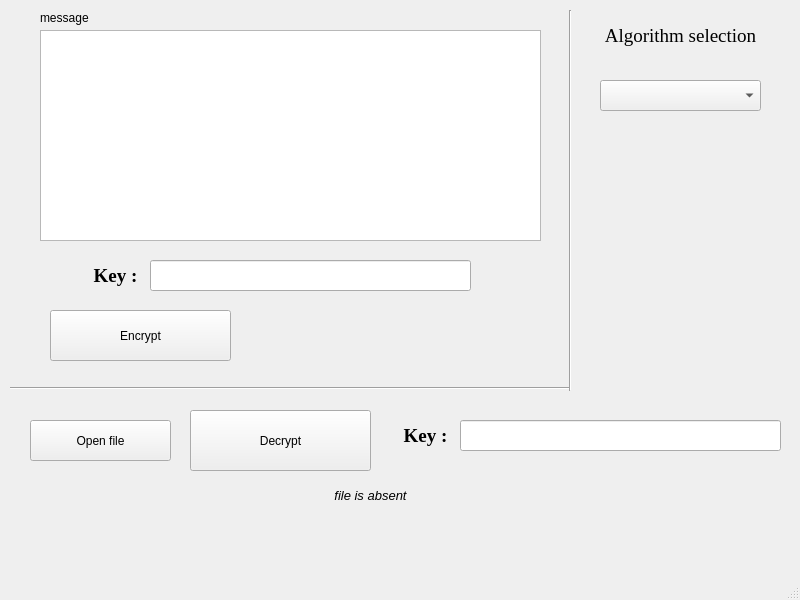
Before: the Qt Designer form mainwindow.ui in Phartoviy/Encryption-machine, drawn with Qt 5.
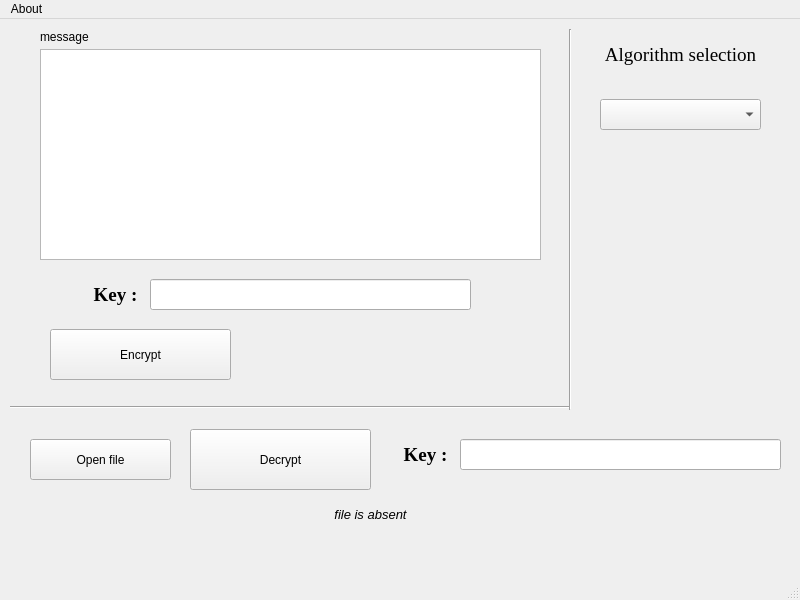
After: the same form once the commit is applied.

```diff
--- a/mainwindow.ui
+++ b/mainwindow.ui
@@ -250,6 +250,13 @@
      <height>21</height>
     </rect>
    </property>
+   <widget class="QMenu" name="menuAbout">
+    <property name="title">
+     <string>About</string>
+    </property>
+    <addaction name="actionInformation"/>
+   </widget>
+   <addaction name="menuAbout"/>
   </widget>
   <widget class="QStatusBar" name="statusbar"/>
  </widget>
```
Left out of the diff: 8 changed lines with no effect on the pictures.
